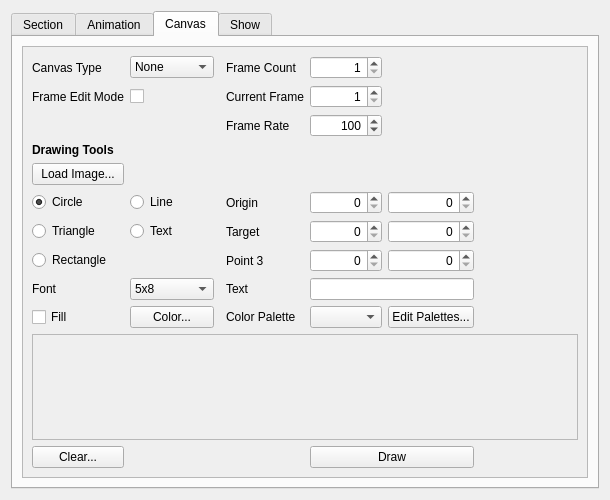
8bitbuddhist/PixelMaestro-Studio, file src/widget/maestrocontrol.ui: the form before one commit.
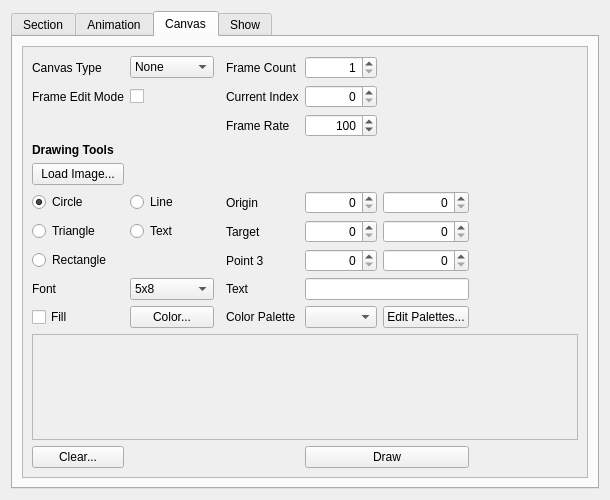
The form after the commit.

What changed in the file:
```diff
--- a/src/widget/maestrocontrol.ui
+++ b/src/widget/maestrocontrol.ui
@@ -585,7 +585,7 @@
           <property name="geometry">
            <rect>
             <x>0</x>
-            <y>-32</y>
+            <y>0</y>
             <width>554</width>
             <height>460</height>
            </rect>
@@ -787,7 +787,7 @@
            <item row="1" column="3">
             <widget class="QLabel" name="currentFrameLabel">
              <property name="text">
-              <string>Current Frame</string>
+              <string>Current Index</string>
              </property>
             </widget>
            </item>
@@ -908,11 +908,14 @@
               <set>Qt::AlignRight|Qt::AlignTrailing|Qt::AlignVCenter</set>
              </property>
              <property name="minimum">
-              <number>1</number>
+              <number>0</number>
              </property>
              <property name="maximum">
               <number>255</number>
              </property>
+             <property name="value">
+              <number>0</number>
+             </property>
             </widget>
            </item>
            <item row="9" column="4" colspan="2">
```
Left out of the diff: 8 changed lines with no effect on the pictures.
